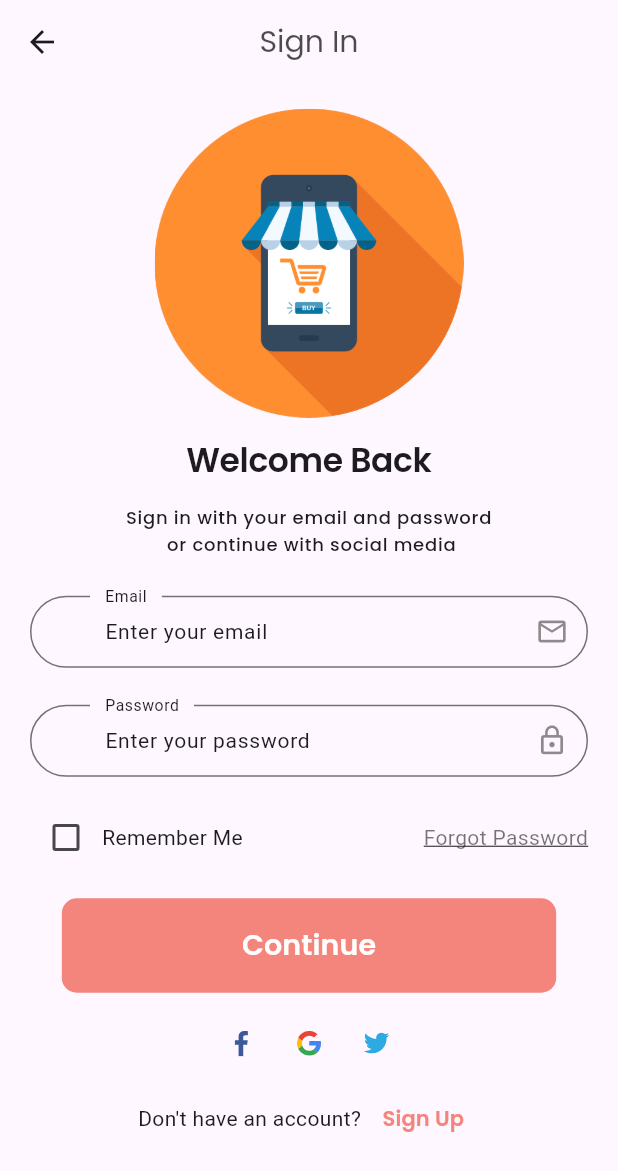
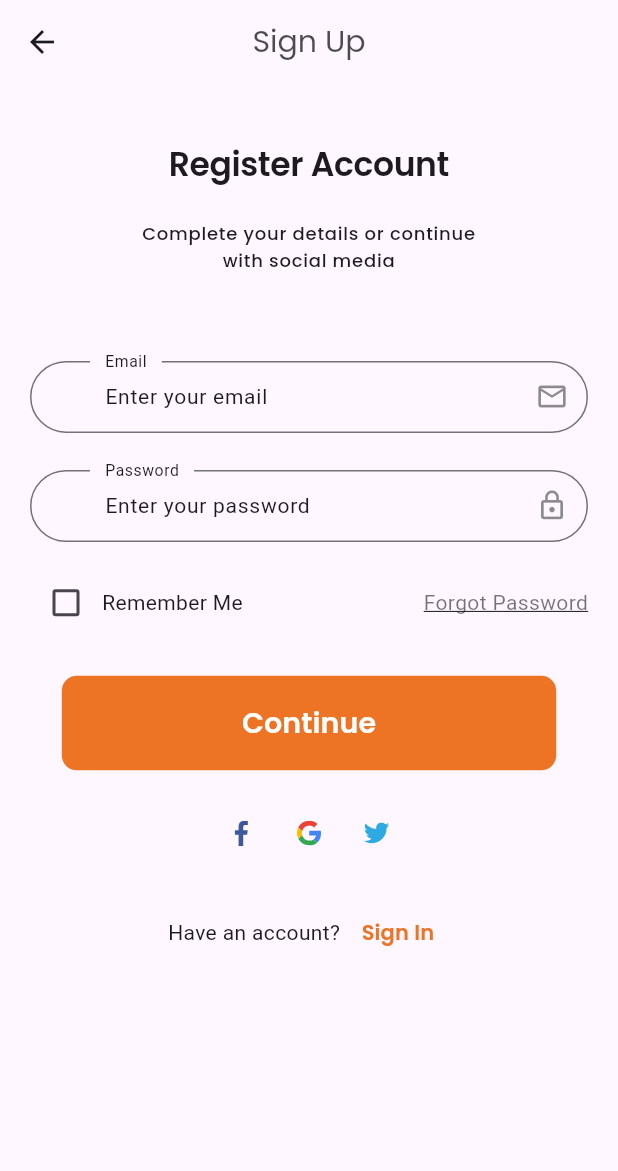
Before and after one commit to AbdelrhmanAmer/Complete-Commerce-App, a Flutter app: the LogIn screen opened by its route, after a tap on "Sign Up", on a phone screen of 412 x 824 dp. Shown: the top 1171 px of the screen. Run offline on Flutter 3.47's test engine with Material 3 defaults, Android fonts, the phone set to English and light mode, and no system bars; our stand-ins replace flutter_svg, get, google_fonts, shared_preferences; accounts and stored records are empty; project files that could hold a hidden picture were left out.

Commit message:
Create Initial Sign Up Page, optimize code

```diff
--- a/commplete_commerce_app/lib/controller/sign_in_controller.dart
+++ b/commplete_commerce_app/lib/controller/sign_in_controller.dart
@@ -1,6 +1,16 @@
+import 'package:commplete_commerce_app/core/constant/app_routes.dart';
 import 'package:get/get.dart';
+
+
 
 class SignInController extends GetxController{
   var remember = false.obs;
 
+  login(){
+
+  }
+  goToSignUp(){
+    Get.toNamed(Routes.signUp);
+  }
+
 }
--- a/commplete_commerce_app/lib/core/constant/app_routes.dart
+++ b/commplete_commerce_app/lib/core/constant/app_routes.dart
@@ -1,4 +1,5 @@
 class Routes{
   static const String login = "/login";
   static const String onBoarding = "/onBoarding";
+  static const String signUp = '/signUp';
 }
--- a/commplete_commerce_app/lib/core/constant/color.dart
+++ b/commplete_commerce_app/lib/core/constant/color.dart
@@ -4,5 +4,5 @@ class AppColor{
     static const Color grey = Color(0xff5c5c5c);
     static const Color backgroundColor = Color(0xFFf8f9fe);
     static const Color lightWhite = Color(0xFFF5F5F5);
-    static const Color primaryColor = Color(0xFFf4857c);
+    static const Color primaryColor = Color(0xFFed7425);
 }
--- a/commplete_commerce_app/lib/routes.dart
+++ b/commplete_commerce_app/lib/routes.dart
@@ -3,8 +3,10 @@ import 'package:flutter/material.dart';
 import 'core/constant/app_routes.dart';
 import 'view/screens/onboarding.dart';
 import 'view/screens/authentication/sign_in.dart';
+import 'view/screens/authentication/sign_up.dart';
 
 Map<String, Widget Function(BuildContext)> routes = {
   Routes.login: (context) => const LogIn(),
   Routes.onBoarding: (context) => const OnBoarding(),
+  Routes.signUp: (context) => const SignUp(),
 };
--- a/commplete_commerce_app/lib/view/screens/authentication/sign_in.dart
+++ b/commplete_commerce_app/lib/view/screens/authentication/sign_in.dart
@@ -1,17 +1,20 @@
 import 'package:flutter/material.dart';
+import 'package:get/get.dart';
 
+import '../../../controller/sign_in_controller.dart';
 import '../../../core/constant/constants.dart';
-import '../../widgets/authentication/sign_in/sign_in_form.dart';
 import '../../../core/constant/color.dart';
 import '../../widgets/custom_button.dart';
-import '../../widgets/social_icon.dart';
+import '../../widgets/authentication/sign_in/sign_in_form.dart';
+import '../../widgets/authentication/account_prompt.dart';
+import '../../widgets/authentication/social_icons.dart';
 
 class LogIn extends StatelessWidget {
   const LogIn({super.key});
 
   @override
   Widget build(BuildContext context) {
-
+    var controller = Get.put(SignInController());
 
     return SafeArea(
       child: Scaffold(
@@ -35,7 +38,7 @@ class LogIn extends StatelessWidget {
               children: [
                 SizedBox(height: size.height * .02),
                 SizedBox(
-                  height: size.height * .25,
+                  height: size.height * .2,
                   child: AspectRatio(
                     aspectRatio: 1,
                     child: CircleAvatar(
@@ -57,49 +60,20 @@ class LogIn extends StatelessWidget {
                 ),
                 SizedBox(height: size.height * .03),
                 SignInForm(),
-                SizedBox(height: size.height * .02),
+                SizedBox(height: size.height * .03),
                 CustomButton(
                   backgroundColor: AppColor.primaryColor,
                   foregroundColor: Colors.white,
                   text: 'Continue',
                   press: () {},
                 ),
-                SizedBox(height: size.height * .02),
-                Row(
-                  mainAxisAlignment: MainAxisAlignment.center,
-                  children: [
-                    SocialIcon(
-                      icon: 'assets/icons/facebook-2.svg',
-                      press: () {},
-                    ),
-                    const SizedBox(width: 10),
-                    SocialIcon(
-                      icon: 'assets/icons/google-icon.svg',
-                      press: () {},
-                    ),
-                    const SizedBox(width: 10),
-                    SocialIcon(
-                      icon: 'assets/icons/twitter.svg',
-                      press: () {},
-                    ),
-                  ],
-                ),
-                SizedBox(height: size.height * .01),
-                Row(
-                  mainAxisAlignment: MainAxisAlignment.center,
-                  children: [
-                    const Text('Don\'t have an account? '),
-                    TextButton(
-                      onPressed: () {},
-                      child: const Text(
-                        'Sign Up',
-                        style: TextStyle(
-                          fontSize: 14,
-                          color: AppColor.primaryColor,
-                        ),
-                      ),
-                    )
-                  ],
+                SizedBox(height: size.height * .03),
+                const SocialIcons(),
+                SizedBox(height: size.height * .03),
+                AccountPrompt(
+                  promptText: 'Don\'t have an account? ',
+                  actionText: 'Sign Up',
+                  onActionPressed: controller.goToSignUp,
                 ),
                 SizedBox(height: size.height * .01),
               ],
--- a/commplete_commerce_app/lib/view/screens/authentication/sign_up.dart
+++ b/commplete_commerce_app/lib/view/screens/authentication/sign_up.dart
@@ -1,12 +1,90 @@
 import 'package:flutter/material.dart';
+
+import '../../../core/constant/constants.dart';
+import '../../widgets/authentication/account_prompt.dart';
+import '../../widgets/authentication/sign_in/sign_in_form.dart';
+import '../../../core/constant/color.dart';
+import '../../widgets/custom_button.dart';
+import '../../widgets/authentication/social_icon.dart';
 
 class SignUp extends StatelessWidget {
   const SignUp({super.key});
 
   @override
   Widget build(BuildContext context) {
-    return Scaffold(
-      appBar: AppBar(centerTitle: true, title: const Text('Sign Up'),),
+    return SafeArea(
+      child: Scaffold(
+        appBar: AppBar(
+          elevation: 0,
+          title: Text(
+            'Sign Up',
+            style: Theme.of(context)
+                .textTheme
+                .headlineSmall!
+                .copyWith(color: Colors.black.withOpacity(.7)),
+          ),
+          centerTitle: true,
+          backgroundColor: Colors.transparent,
+        ),
+        body: Padding(
+          padding: const EdgeInsets.symmetric(horizontal: 20),
+          child: SingleChildScrollView(
+            child: Column(
+              crossAxisAlignment: CrossAxisAlignment.center,
+              children: [
+                SizedBox(height: size.height * .05),
+                Text('Register Account',
+                    style: Theme.of(context).textTheme.displayLarge),
+                SizedBox(height: size.height * .03),
+                Text(
+                  'Complete your details or continue\nwith social media',
+                  style: Theme.of(context)
+                      .textTheme
+                      .labelSmall!
+                      .copyWith(height: 1.5),
+                  textAlign: TextAlign.center,
+                ),
+                SizedBox(height: size.height * .07),
+                SignInForm(),
+                SizedBox(height: size.height * .03),
+                CustomButton(
+                  backgroundColor: AppColor.primaryColor,
+                  foregroundColor: Colors.white,
+                  text: 'Continue',
+                  press: () {},
+                ),
+                SizedBox(height: size.height * .03),
+                Row(
+                  mainAxisAlignment: MainAxisAlignment.center,
+                  children: [
+                    SocialIcon(
+                      icon: 'assets/icons/facebook-2.svg',
+                      press: () {},
+                    ),
+                    const SizedBox(width: 10),
+                    SocialIcon(
+                      icon: 'assets/icons/google-icon.svg',
+                      press: () {},
+                    ),
+                    const SizedBox(width: 10),
+                    SocialIcon(
+                      icon: 'assets/icons/twitter.svg',
+                      press: () {},
+                    ),
+                  ],
+                ),
+                SizedBox(height: size.height * .03),
+                AccountPrompt(
+                  promptText: 'Have an account? ',
+                  actionText: 'Sign In',
+                  onActionPressed: () {},
+                ),
+                SizedBox(height: size.height * .01),
+              ],
+            ),
+          ),
+        ),
+      ),
     );
   }
 }
--- /dev/null
+++ b/commplete_commerce_app/lib/view/widgets/authentication/account_prompt.dart
@@ -0,0 +1,36 @@
+import 'package:flutter/material.dart';
+
+import '../../../core/constant/color.dart';
+
+class AccountPrompt extends StatelessWidget {
+  const AccountPrompt({
+    super.key,
+    required this.promptText,
+    required this.actionText,
+    required this.onActionPressed,
+  });
+
+  final String promptText;
+  final String actionText;
+  final VoidCallback onActionPressed;
+
+  @override
+  Widget build(BuildContext context) {
+    return Row(
+      mainAxisAlignment: MainAxisAlignment.center,
+      children: [
+        Text(promptText),
+        TextButton(
+          onPressed: onActionPressed,
+          child: Text(
+            actionText,
+            style: const TextStyle(
+              fontSize: 14,
+              color: AppColor.primaryColor,
+            ),
+          ),
+        )
+      ],
+    );
+  }
+}
--- /dev/null
+++ b/commplete_commerce_app/lib/view/widgets/authentication/social_icons.dart
@@ -0,0 +1,32 @@
+import 'package:flutter/material.dart';
+
+import 'social_icon.dart';
+
+class SocialIcons extends StatelessWidget {
+  const SocialIcons({
+    super.key,
+  });
+
+  @override
+  Widget build(BuildContext context) {
+    return Row(
+      mainAxisAlignment: MainAxisAlignment.center,
+      children: [
+        SocialIcon(
+          icon: 'assets/icons/facebook-2.svg',
+          press: () {},
+        ),
+        const SizedBox(width: 10),
+        SocialIcon(
+          icon: 'assets/icons/google-icon.svg',
+          press: () {},
+        ),
+        const SizedBox(width: 10),
+        SocialIcon(
+          icon: 'assets/icons/twitter.svg',
+          press: () {},
+        ),
+      ],
+    );
+  }
+}
```
Also changed, not shown: commplete_commerce_app/lib/view/widgets/authentication/social_icon.dart (renamed from commplete_commerce_app/lib/view/widgets/social_icon.dart).
